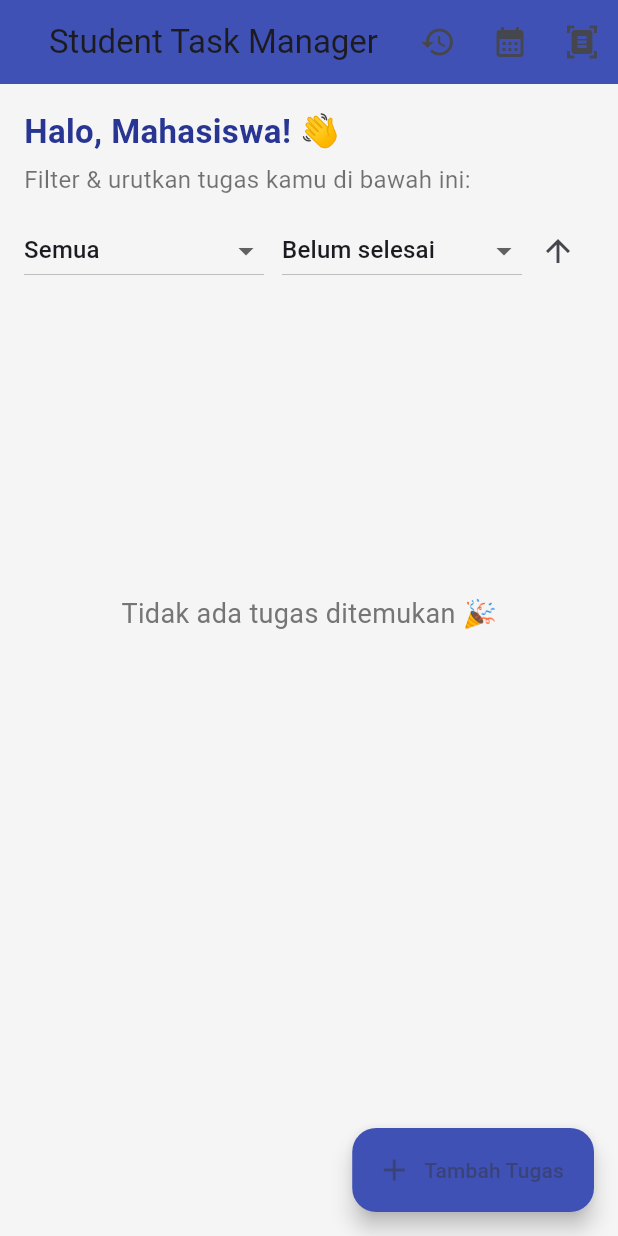
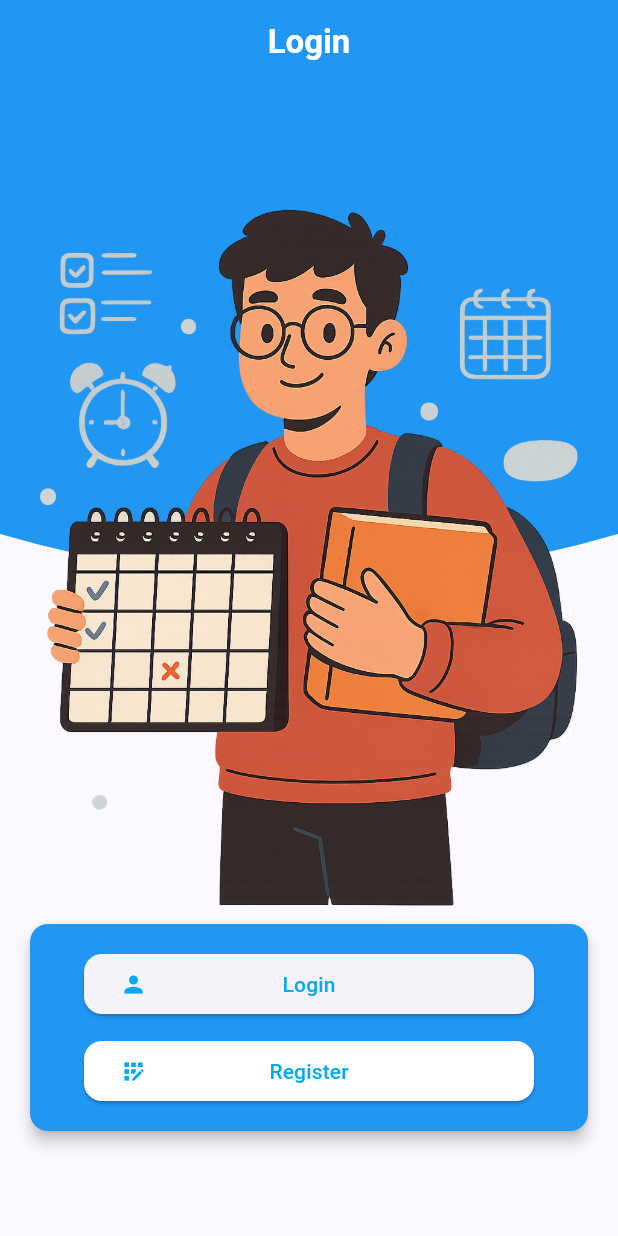
Before and after one commit to Devanhahaha/Tugas-Besar, a Flutter app: the screen it shows after launch, on a phone screen of 412 x 824 dp. Run offline on Flutter 3.47's test engine with Material 3 defaults, Android fonts, the light colour scheme and no system bars; our stand-ins replace flutter_local_notifications, image_picker, permission_handler, sqflite, table_calendar, timezone; missing offline and left inert: google_mlkit_text_recognition; accounts and stored records are empty.

Commit message:
UI: add ui login, and register

```diff
--- a/lib/main.dart
+++ b/lib/main.dart
@@ -2,6 +2,7 @@ import 'package:flutter/material.dart';
 import 'package:intl/intl.dart';
 import 'package:intl/date_symbol_data_local.dart';
 import 'package:tugas_besar_mobile2/screens/home_screen.dart';
+import 'package:tugas_besar_mobile2/screens/login_screen.dart';
 import 'package:tugas_besar_mobile2/utils/notification_services.dart';
 
 void main() async {
@@ -29,7 +30,7 @@ class MyApp extends StatelessWidget {
         colorScheme: ColorScheme.fromSeed(seedColor: Colors.indigo),
         useMaterial3: true,
       ),
-      home: const HomeScreen(),
+      home: const LoginScreen(),
     );
   }
 }
--- /dev/null
+++ b/lib/screens/login_screen.dart
@@ -0,0 +1,184 @@
+import 'package:flutter/material.dart';
+import 'package:tugas_besar_mobile2/screens/loginForm_screen.dart';
+import 'package:tugas_besar_mobile2/screens/registerForm_screen.dart';
+
+class LoginScreen extends StatelessWidget {
+  const LoginScreen({super.key});
+
+  @override
+  Widget build(BuildContext context) {
+
+    void _showModalFormRegister () {
+      showModalBottomSheet(
+        context: context,
+        isScrollControlled: true,
+        backgroundColor: Colors.white,
+        shape: RoundedRectangleBorder(
+          borderRadius: BorderRadius.only(
+            topLeft: Radius.circular(20),
+            topRight: Radius.circular(20),
+          ),
+        ),
+        builder: (context) {
+          double heighFactor = 0.5;
+
+          if (MediaQuery.of(context).viewInsets.bottom > 0) {
+            heighFactor = 0.8;
+          }
+
+          return FractionallySizedBox(
+            heightFactor: heighFactor,
+            child: RegisterformScreen(),
+          );
+        }
+        );
+    }
+
+    void _showModalFormLogin() {
+      showModalBottomSheet(
+        context: context,
+        isScrollControlled: true,
+        backgroundColor: Colors.white,
+        shape: RoundedRectangleBorder(
+          borderRadius: BorderRadius.only(
+            topLeft: Radius.circular(20),
+            topRight: Radius.circular(20)
+            ),
+            ),
+        builder: (context) {
+          double heighFactor = 0.5;
+
+          if (MediaQuery.of(context).viewInsets.bottom > 0) {
+            heighFactor = 0.7;
+          }
+
+          return FractionallySizedBox(
+            heightFactor: heighFactor,
+            child: LoginformScreen(),
+          );
+        }
+
+      );
+    }
+
+    return Scaffold(
+      appBar: AppBar(
+        title: Text(
+          'Login',
+          style: TextStyle(color: Colors.white, fontWeight: FontWeight.bold),
+        ),
+        centerTitle: true,
+        backgroundColor: Colors.blue,
+        elevation: 0,
+      ),
+      body: Stack(
+        children: [
+          Column(
+            children: [
+              ClipPath(
+                clipper: ClipPathClass(),
+                child: Container(
+                  height: 360,
+                  width: MediaQuery.of(context).size.width,
+                  color: Colors.blue,
+                ),
+              ),
+              Padding(
+                padding: const EdgeInsets.only(top: 200),
+                child: Card(
+                  color: Colors.blue,
+                  elevation: 4,
+                  margin: EdgeInsets.only(right: 20, left: 20),
+                  shape: RoundedRectangleBorder(
+                      borderRadius: BorderRadius.circular(12)),
+                  child: Container(
+                    margin: EdgeInsets.only(left: 20, right: 20),
+                    padding: EdgeInsets.all(16.0),
+                    child: Column(
+                      crossAxisAlignment: CrossAxisAlignment.stretch,
+                      children: [
+                        ElevatedButton(
+                          onPressed: () => _showModalFormLogin(),
+                          style: ElevatedButton.styleFrom(
+                              shape: RoundedRectangleBorder(
+                                  borderRadius: BorderRadius.circular(12))),
+                          child: Stack(
+                            alignment: Alignment.center,
+                            children: [
+                              Align(
+                                alignment: Alignment.centerLeft,
+                                child:
+                                    Icon(Icons.person, color: Colors.lightBlue),
+                              ),
+                              SizedBox(width: 8),
+                              Center(
+                                  child: Text('Login',
+                                      style:
+                                          TextStyle(color: Colors.lightBlue))),
+                            ],
+                          ),
+                        ),
+                        SizedBox(height: 10),
+                        ElevatedButton(
+                          onPressed: () => _showModalFormRegister(),
+                          style: ElevatedButton.styleFrom(
+                            backgroundColor: Colors.white,
+                            shape: RoundedRectangleBorder(
+                                borderRadius: BorderRadius.circular(12)),
+                          ),
+                          child: Stack(
+                            alignment: Alignment.center,
+                            children: [
+                              Align(
+                                alignment: Alignment.centerLeft,
+                                child: Icon(
+                                  Icons.app_registration,
+                                  color: Colors.lightBlue,
+                                ),
+                              ),
+                              SizedBox(width: 8),
+                              Center(
+                                child: Text('Register',
+                                    style: TextStyle(color: Colors.lightBlue)),
+                              )
+                            ],
+                          ),
+                        ),
+                      ],
+                    ),
+                  ),
+                ),
+              ),
+            ],
+          ),
+          Positioned(
+              top: 0,
+              left: 0,
+              right: 0,
+              child: Center(
+                child: Image.asset('assets/images/mahasiswa.png',
+                    width: MediaQuery.of(context).size.width,
+                    fit: BoxFit.contain),
+              ))
+        ],
+      ),
+    );
+  }
+}
+
+class ClipPathClass extends CustomClipper<Path> {
+  @override
+  Path getClip(Size size) {
+    Path path = Path();
+    path.lineTo(0, size.height - 60);
+    path.quadraticBezierTo(
+        size.width / 2, size.height, size.width, size.height - 60);
+    path.lineTo(size.width, 0);
+    path.close();
+
+    return path;
+  }
+
+  @override
+  bool shouldReclip(covariant CustomClipper<Path> oldClipper) => false;
+}
--- a/pubspec.yaml
+++ b/pubspec.yaml
@@ -67,6 +67,8 @@ flutter:
   # included with your application, so that you can use the icons in
   # the material Icons class.
   uses-material-design: true
+  assets:
+    - assets/images/
 
   # To add assets to your application, add an assets section, like this:
   # assets:
```
Also changed, not shown: lib/screens/loginForm_screen.dart (added, +93 -0 lines), lib/screens/registerForm_screen.dart (added, +106 -0 lines), assets/images/mahasiswa.png (added), lib/models/login_model.dart (added), lib/models/register_model.dart (added), pubspec.lock.
